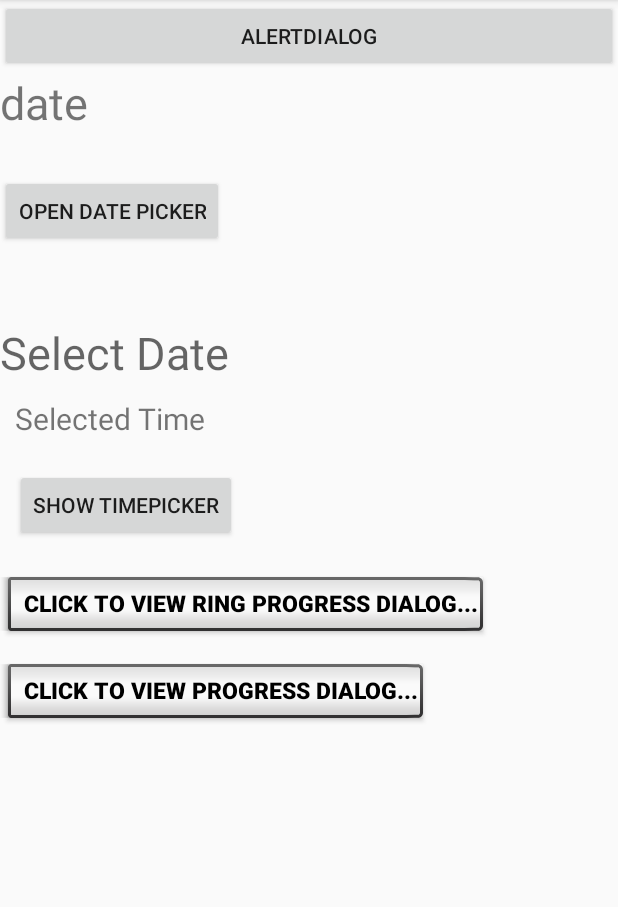
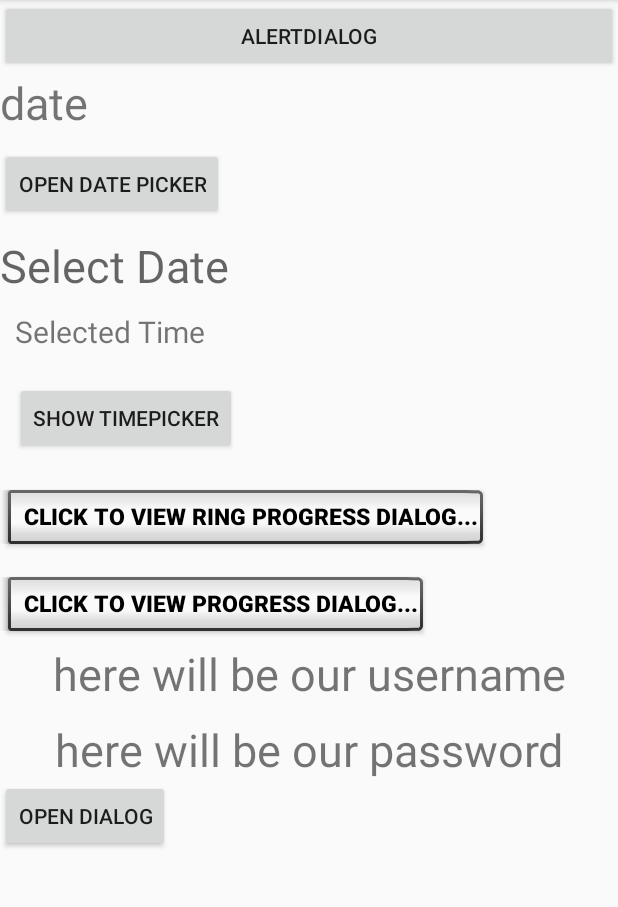
Before and after one commit to mathewsd3/DialogBoxes, an Android app: the screen it shows after launch (MainActivity), on a phone screen of 412 x 824 dp, the part 84-991 px from its top. Run offline under Robolectric (Android 15) with nearby library versions, the phone set to English and light mode, and no system bars.

Commit message:
second commit , added custom dialog boxes

```diff
--- a/app/src/main/java/com/dialogboxes/MainActivity.java
+++ b/app/src/main/java/com/dialogboxes/MainActivity.java
@@ -23,7 +23,12 @@ import android.widget.Toast;
 
 import java.util.Calendar;
 
-public class MainActivity extends AppCompatActivity implements TimePickerFragment.TimePickerListener{
+public class MainActivity extends AppCompatActivity implements TimePickerFragment.TimePickerListener, ExampleDialog.ExampleDialogListener{
+
+    //Custom Dialog
+    private TextView textViewUsername;
+    private TextView textViewPassword;
+    private Button button;
 
     //Progress Dialog
     Button b1, b2;
@@ -206,7 +211,29 @@ public class MainActivity extends AppCompatActivity implements TimePickerFragmen
                 }).start();
             }
         });
+
+        //Custom Dialog
+        textViewUsername = (TextView) findViewById(R.id.textview_username);
+        textViewPassword = (TextView) findViewById(R.id.textview_password);
+        button = (Button) findViewById(R.id.buttoncustomd);
+        button.setOnClickListener(new View.OnClickListener() {
+            @Override
+            public void onClick(View v) {
+                openDialog();
+            }
+        });
+
     }
 
+    public void openDialog() {
+        ExampleDialog exampleDialog = new ExampleDialog();
+        exampleDialog.show(getSupportFragmentManager(), "example dialog");
+    }
+
+    @Override
+    public void applyTexts(String username, String password) {
+        textViewUsername.setText(username);
+        textViewPassword.setText(password);
+    }
 
 }
--- a/app/src/main/res/layout/activity_main.xml
+++ b/app/src/main/res/layout/activity_main.xml
@@ -15,7 +15,7 @@
         android:layout_height="wrap_content"
         android:layout_above="@id/button"
         android:layout_centerHorizontal="true"
-        android:layout_marginBottom="28dp"
+        android:layout_marginBottom="10dp"
         android:text="date"
         android:textSize="30sp" />
 
@@ -33,7 +33,7 @@
         android:layout_height="wrap_content"
         android:hint="Select Date"
         android:id="@+id/tvDate"
-        android:layout_marginTop="50dp"
+        android:layout_marginTop="10dp"
         android:layout_centerHorizontal="true"
         android:textSize="30sp"/>
 
@@ -76,4 +76,41 @@
         android:textColor="@android:color/background_dark"
         android:layout_below="@+id/button"
         android:layout_centerHorizontal="true" />
+
+    <LinearLayout
+        android:layout_width="match_parent"
+        android:layout_height="wrap_content"
+        android:orientation="vertical"
+        >
+
+        <TextView
+            android:id="@+id/textview_username"
+            android:layout_width="match_parent"
+            android:layout_height="wrap_content"
+            android:layout_centerVertical="true"
+            android:gravity="center_horizontal"
+            android:text="here will be our username"
+            android:textSize="30sp"
+            android:layout_marginBottom="10dp"
+            />
+
+        <TextView
+            android:id="@+id/textview_password"
+            android:layout_width="match_parent"
+            android:layout_height="wrap_content"
+            android:layout_below="@id/textview_username"
+            android:gravity="center_horizontal"
+            android:text="here will be our password"
+            android:textSize="30sp" />
+
+        <Button
+            android:id="@+id/buttoncustomd"
+            android:layout_width="wrap_content"
+            android:layout_height="wrap_content"
+            android:layout_below="@id/textview_password"
+            android:layout_centerHorizontal="true"
+            android:text="open dialog" />
+
+    </LinearLayout>
+
 </LinearLayout>
```
Also changed, not shown: app/src/main/java/com/dialogboxes/ExampleDialog.java (added, +66 -0 lines), app/src/main/res/layout/layout_dialog.xml (added, +21 -0 lines).
